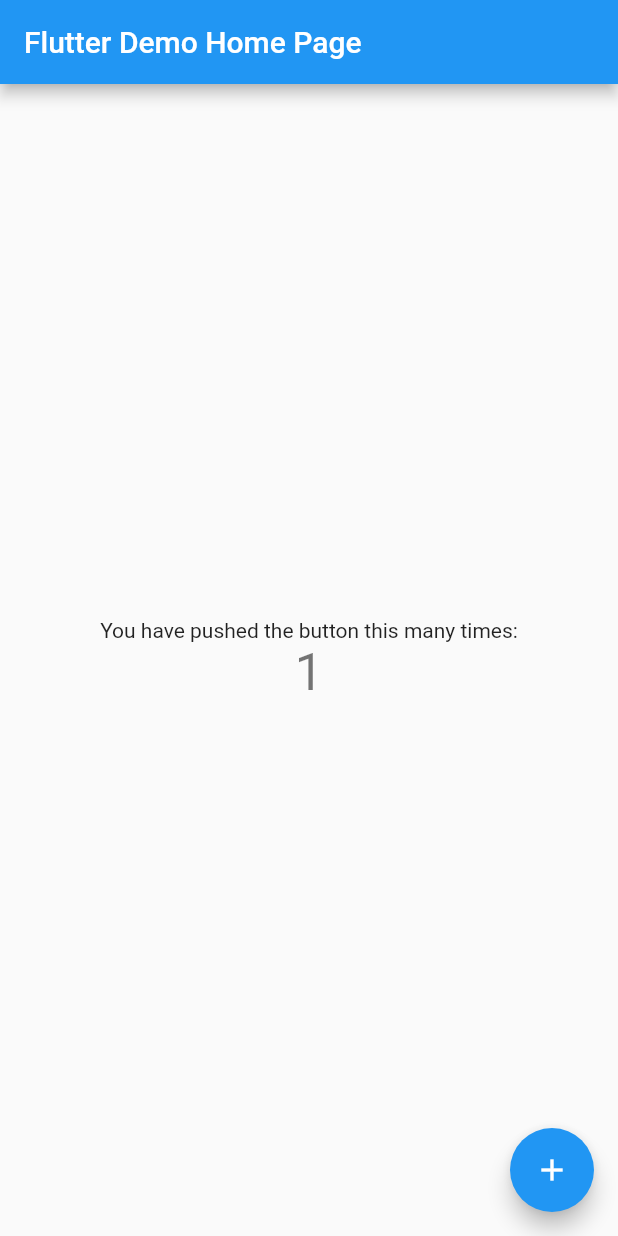
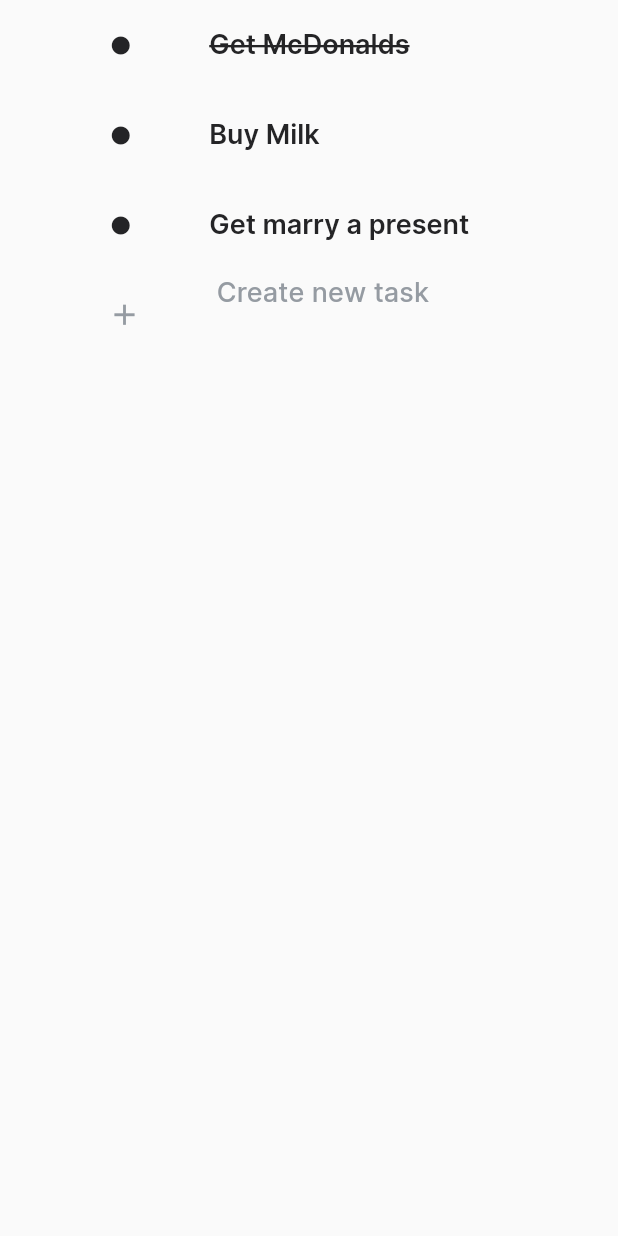
Before and after one commit to stavzog/flutter-To-Do, a Flutter app: the screen it shows after launch, after a tap on the "add" icon, on a phone screen of 412 x 824 dp. Run offline on Flutter 3.47's test engine with Material 2 defaults, Android fonts, the phone set to English and light mode, and no system bars.

Commit message:
copy project code to this folder

```diff
--- /dev/null
+++ b/lib/createnew.dart
@@ -0,0 +1,68 @@
+import 'package:flutter/material.dart';
+import 'package:provider/provider.dart';
+
+import 'task.dart';
+
+class CreateNew extends StatefulWidget {
+  const CreateNew({Key? key}) : super(key: key);
+
+  @override
+  State<CreateNew> createState() => _CreateNewState();
+}
+
+class _CreateNewState extends State<CreateNew> {
+  final _formKey = GlobalKey<FormState>();
+  final _controller = TextEditingController();
+
+  @override
+  Widget build(BuildContext context) {
+    return Form(
+      key: _formKey,
+      child: SizedBox(
+        height: 60,
+        child: Row(
+            crossAxisAlignment: CrossAxisAlignment.center,
+            children: [
+              GestureDetector(
+                child: const Icon(Icons.add, color: Color(0xFF959BA2), size: 23),
+                onTap: () {
+                  // Validate returns true if the form is valid, or false otherwise.
+                  if (_formKey.currentState!.validate()) {
+                    context.read<Tasks>().add(Task(_controller.text));
+                    _controller.clear();
+                  }
+                },
+              ),
+              const SizedBox(width: 50),
+              Expanded(
+                child: TextFormField(
+                  controller: _controller,
+                  validator: (value) {
+                    if (value == null || value.isEmpty) {
+                      return '';
+                    }
+                    return null;
+                  },
+                  style: Theme.of(context).textTheme.subtitle2,
+                  decoration: InputDecoration(
+                    border:  InputBorder.none,
+                    hintText: 'Create new task',
+                    hintStyle: Theme.of(context).textTheme.subtitle2!.copyWith(color: const Color(0xFF959BA2)),
+                    errorStyle: const TextStyle(height: 0, color: Colors.transparent),
+                  ),
+                ),
+              ),
+            ]
+        ),
+      ),
+    );
+  }
+
+  @override
+  void dispose() {
+    // Clean up the controller when the widget is disposed.
+    _controller.dispose();
+    super.dispose();
+  }
+
+}
--- a/lib/main.dart
+++ b/lib/main.dart
@@ -1,4 +1,8 @@
 import 'package:flutter/material.dart';
+import 'package:provider/provider.dart';
+
+import 'task.dart';
+import 'tasklist.dart';
 
 void main() {
   runApp(const MyApp());
@@ -7,109 +11,50 @@ void main() {
 class MyApp extends StatelessWidget {
   const MyApp({Key? key}) : super(key: key);
 
-  // This widget is the root of your application.
   @override
   Widget build(BuildContext context) {
     return MaterialApp(
-      title: 'Flutter Demo',
       theme: ThemeData(
-        // This is the theme of your application.
-        //
-        // Try running your application with "flutter run". You'll see the
-        // application has a blue toolbar. Then, without quitting the app, try
-        // changing the primarySwatch below to Colors.green and then invoke
-        // "hot reload" (press "r" in the console where you ran "flutter run",
-        // or simply save your changes to "hot reload" in a Flutter IDE).
-        // Notice that the counter didn't reset back to zero; the application
-        // is not restarted.
-        primarySwatch: Colors.blue,
+        // UI
+        brightness: Brightness.light,
+        primaryColor: Colors.white,
+
+        // font
+        fontFamily: 'Inter',
+        //text style
+        textTheme: const TextTheme(
+            headline1: TextStyle(fontSize: 72.0, fontWeight: FontWeight.bold),
+            headline6: TextStyle(fontSize: 36.0, fontStyle: FontStyle.italic),
+            bodyText2: TextStyle(fontSize: 14.0, fontFamily: 'Hind'),
+            subtitle2: TextStyle(fontSize: 18.0, fontFamily: 'Inter', fontWeight: FontWeight.w500, color: Color(0xFF242426))
+        ), colorScheme: ColorScheme.fromSwatch().copyWith(secondary: const Color(0xFF242426)),
       ),
-      home: const MyHomePage(title: 'Flutter Demo Home Page'),
+      debugShowCheckedModeBanner: false,
+      home: Scaffold(
+        body: ChangeNotifierProvider(
+          create: (context) => Tasks(),
+          child: MyWidget(),
+        ),
+      ),
     );
   }
 }
 
-class MyHomePage extends StatefulWidget {
-  const MyHomePage({Key? key, required this.title}) : super(key: key);
-
-  // This widget is the home page of your application. It is stateful, meaning
-  // that it has a State object (defined below) that contains fields that affect
-  // how it looks.
-
-  // This class is the configuration for the state. It holds the values (in this
-  // case the title) provided by the parent (in this case the App widget) and
-  // used by the build method of the State. Fields in a Widget subclass are
-  // always marked "final".
-
-  final String title;
-
-  @override
-  State<MyHomePage> createState() => _MyHomePageState();
-}
-
-class _MyHomePageState extends State<MyHomePage> {
-  int _counter = 0;
-
-  void _incrementCounter() {
-    setState(() {
-      // This call to setState tells the Flutter framework that something has
-      // changed in this State, which causes it to rerun the build method below
-      // so that the display can reflect the updated values. If we changed
-      // _counter without calling setState(), then the build method would not be
-      // called again, and so nothing would appear to happen.
-      _counter++;
-    });
-  }
-
+class MyWidget extends StatelessWidget {
   @override
   Widget build(BuildContext context) {
-    // This method is rerun every time setState is called, for instance as done
-    // by the _incrementCounter method above.
-    //
-    // The Flutter framework has been optimized to make rerunning build methods
-    // fast, so that you can just rebuild anything that needs updating rather
-    // than having to individually change instances of widgets.
-    return Scaffold(
-      appBar: AppBar(
-        // Here we take the value from the MyHomePage object that was created by
-        // the App.build method, and use it to set our appbar title.
-        title: Text(widget.title),
+    return SizedBox.expand(
+      child: Column(
+        mainAxisAlignment: MainAxisAlignment.center,
+        children: [
+          Expanded(
+            child: SizedBox(
+              width: 269,
+              child: TodoList(context.watch<Tasks>().tasks),
+            ),
+          )
+        ],
       ),
-      body: Center(
-        // Center is a layout widget. It takes a single child and positions it
-        // in the middle of the parent.
-        child: Column(
-          // Column is also a layout widget. It takes a list of children and
-          // arranges them vertically. By default, it sizes itself to fit its
-          // children horizontally, and tries to be as tall as its parent.
-          //
-          // Invoke "debug painting" (press "p" in the console, choose the
-          // "Toggle Debug Paint" action from the Flutter Inspector in Android
-          // Studio, or the "Toggle Debug Paint" command in Visual Studio Code)
-          // to see the wireframe for each widget.
-          //
-          // Column has various properties to control how it sizes itself and
-          // how it positions its children. Here we use mainAxisAlignment to
-          // center the children vertically; the main axis here is the vertical
-          // axis because Columns are vertical (the cross axis would be
-          // horizontal).
-          mainAxisAlignment: MainAxisAlignment.center,
-          children: <Widget>[
-            const Text(
-              'You have pushed the button this many times:',
-            ),
-            Text(
-              '$_counter',
-              style: Theme.of(context).textTheme.headline4,
-            ),
-          ],
-        ),
-      ),
-      floatingActionButton: FloatingActionButton(
-        onPressed: _incrementCounter,
-        tooltip: 'Increment',
-        child: const Icon(Icons.add),
-      ), // This trailing comma makes auto-formatting nicer for build methods.
     );
   }
 }
--- /dev/null
+++ b/lib/task.dart
@@ -0,0 +1,47 @@
+import 'package:flutter/material.dart';
+
+class Tasks extends ChangeNotifier {
+  final List<Task> _tasks = [
+    Task('Get McDonalds', true),
+    Task('Buy Milk'),
+    Task('Get marry a present')
+  ];
+
+  List<Task> get tasks => _tasks;
+
+  void add(Task task) {
+    _tasks.add(task);
+    notifyListeners();
+  }
+
+  void toggle(Task task) {
+    int i = _tasks.indexOf(task);
+    _tasks[i].complete();
+    notifyListeners();
+  }
+
+  void remove(Task task) {
+    _tasks.remove(task);
+    notifyListeners();
+  }
+}
+
+class Task {
+  final String _name;
+  bool _done;
+
+  Task(this._name, [this._done = false]);
+
+  String get name => _name;
+  bool get done => _done;
+  TextStyle get style {
+    if (_done) {
+      return const TextStyle(fontSize: 18.0, fontFamily: 'Inter', fontWeight: FontWeight.w600, color: Color(0xFF242426), decoration: TextDecoration.lineThrough);
+    } else {
+      return const TextStyle(fontSize: 18.0, fontFamily: 'Inter', fontWeight: FontWeight.w600, color: Color(0xFF242426));
+    }
+  }
+
+  void complete() => _done = !_done;
+
+}
--- /dev/null
+++ b/lib/tasklist.dart
@@ -0,0 +1,54 @@
+import 'package:flutter/material.dart';
+import 'package:provider/provider.dart';
+
+import 'createnew.dart';
+import 'task.dart';
+
+class TodoList extends StatelessWidget {
+  final List<Task> _tasks;
+  const TodoList(this._tasks, {Key? key}): super(key: key);
+
+
+  @override
+  Widget build(BuildContext context) {
+    return ListView.builder(
+      itemCount: _tasks.length + 1,
+      itemBuilder: (context, i) {
+        if (i == _tasks.length) {
+          return CreateNew();
+        } else {
+          return TodoItem(_tasks[i]);
+        }
+      },
+    );
+  }
+}
+
+class TodoItem extends StatelessWidget{
+  final Task task;
+  TodoItem(this.task, {Key? key}): super(key: key);
+
+  @override
+  Widget build(BuildContext context) {
+    return SizedBox(
+      child: GestureDetector(
+        onTap: () => context.read<Tasks>().toggle(task),
+        onDoubleTap: () => context.read<Tasks>().remove(task),
+        child: SizedBox(
+          height: 60,
+          child: Row(
+              crossAxisAlignment: CrossAxisAlignment.center,
+              children: [
+                const Icon(Icons.fiber_manual_record, color: Color(0xFF242426), size: 18),
+                const SizedBox(width: 50),
+                Text(
+                  task.name,
+                  style: task.style,
+                )
+              ]
+          ),
+        ),
+      ),
+    );
+  }
+}
```
Also changed, not shown: pubspec.yaml (+10 -13 lines), fonts/Inter-Medium.ttf (added), fonts/Inter-Regular.ttf (added), fonts/Inter-SemiBold.ttf (added), pubspec.lock.
